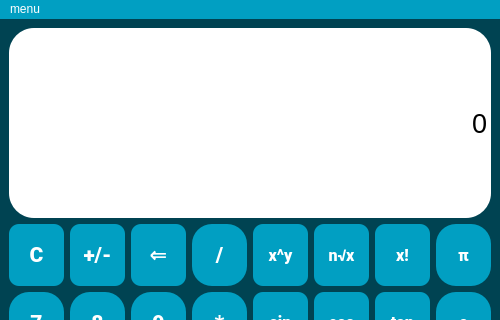
Before: the Qt Designer form src/gui/parniscitacka.ui in parni-mlaticky/parni-scitacka, drawn with Qt 5; both pictures show x 0 to 500 and y 0 to 320 of the 500 by 565 pixel window.
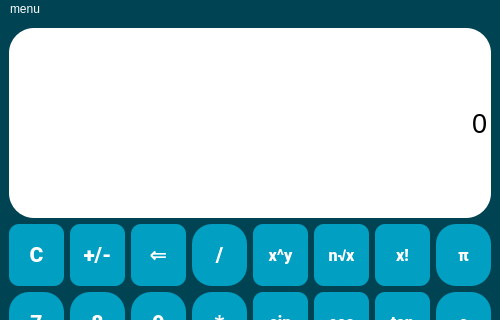
After: the same form once the commit is applied. Icons and pictures are not drawn.

Commit message: Adding history readonly window

Patch:
```diff
--- a/src/gui/parniscitacka.ui
+++ b/src/gui/parniscitacka.ui
@@ -49,7 +49,6 @@
 }
 
 QMenuBar {
-	background-color: rgb(1, 159, 194);
 	color:rgb(255, 255, 255);
 }
 
@@ -1637,7 +1636,7 @@
      <x>0</x>
      <y>0</y>
      <width>500</width>
-     <height>20</height>
+     <height>21</height>
     </rect>
    </property>
    <property name="styleSheet">
```
Left out of the diff: 32 changed lines with no effect on the pictures. The commit also changes 1 other file.
